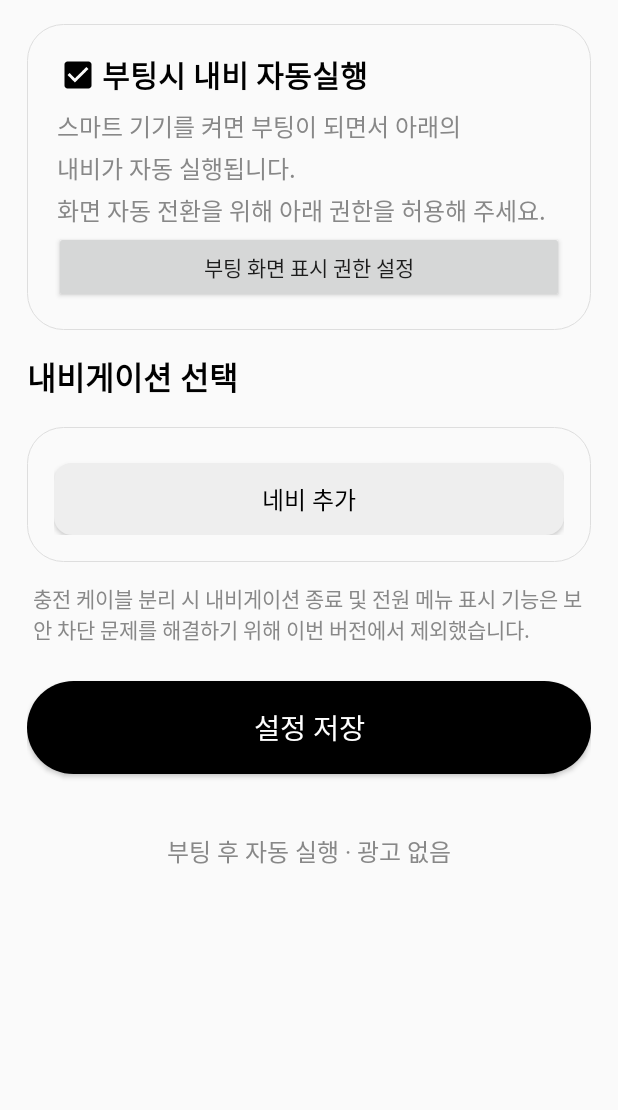
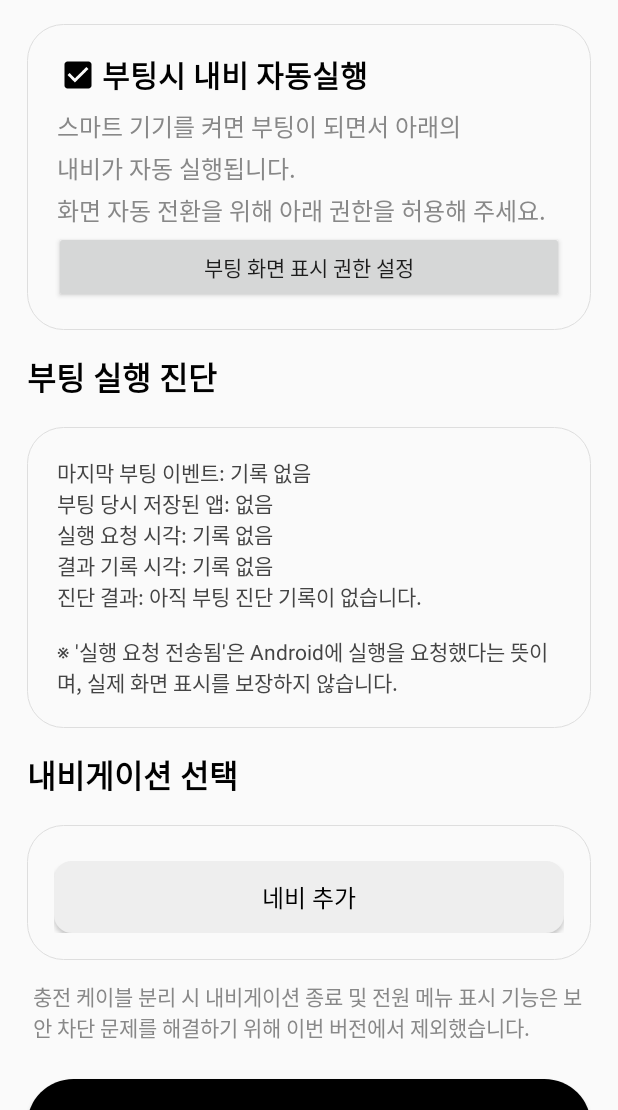
Before and after one commit to ryoobach/Easy_Navi_Starter, an Android app: the screen it shows after launch (MainActivity), on a phone screen of 412 x 824 dp, the part 126-1236 px from its top. Run offline under Robolectric (Android 15) with nearby library versions, the phone set to English and light mode, and no system bars.

Commit message:
Show boot launch diagnostics in app

```diff
--- a/app/src/main/java/com/ryoobach/easynavistarter/MainActivity.kt
+++ b/app/src/main/java/com/ryoobach/easynavistarter/MainActivity.kt
@@ -27,6 +27,7 @@ class MainActivity : Activity() {
     private lateinit var autoLaunch: CheckBox
     private lateinit var overlayPermissionButton: Button
     private lateinit var status: TextView
+    private lateinit var bootDiagnostics: TextView
     private lateinit var navListContainer: LinearLayout
     private var selectedPackage = ""
     private var selectedLabel = ""
@@ -128,6 +129,17 @@ class MainActivity : Activity() {
         bootCard.addView(overlayPermissionButton)
         page.addView(bootCard)
 
+        page.addView(sectionTitle("부팅 실행 진단"))
+        val diagnosticCard = card()
+        bootDiagnostics = TextView(this).apply {
+            textSize = 14f
+            setTextColor(Color.DKGRAY)
+            setPadding(dp(2), dp(2), dp(2), dp(2))
+        }
+        diagnosticCard.addView(bootDiagnostics)
+        page.addView(diagnosticCard)
+        refreshBootDiagnostics()
+
         page.addView(sectionTitle("내비게이션 선택"))
         val navCard = card()
         navListContainer = LinearLayout(this).apply { orientation = LinearLayout.VERTICAL }
@@ -178,6 +190,7 @@ class MainActivity : Activity() {
 
     override fun onResume() {
         super.onResume()
+        if (::bootDiagnostics.isInitialized) refreshBootDiagnostics()
         if (::overlayPermissionButton.isInitialized) {
             overlayPermissionButton.text = if (Settings.canDrawOverlays(this)) {
                 "부팅 화면 표시 권한 허용됨"
@@ -185,6 +198,24 @@ class MainActivity : Activity() {
                 "부팅 화면 표시 권한 설정"
             }
         }
+    }
+
+    private fun refreshBootDiagnostics() {
+        val bootTime = prefs.getLong(KEY_DIAG_BOOT_TIME, 0L)
+        val attemptTime = prefs.getLong(KEY_DIAG_ATTEMPT_TIME, 0L)
+        val resultTime = prefs.getLong(KEY_DIAG_RESULT_TIME, 0L)
+        val bootPackage = prefs.getString(KEY_DIAG_BOOT_PACKAGE, "") ?: ""
+        val result = prefs.getString(KEY_DIAG_RESULT, "아직 부팅 진단 기록이 없습니다.") ?: ""
+        fun displayTime(value: Long): String =
+            if (value <= 0L) "기록 없음"
+            else java.text.SimpleDateFormat("yyyy-MM-dd HH:mm:ss", java.util.Locale.KOREA)
+                .format(java.util.Date(value))
+        bootDiagnostics.text = "마지막 부팅 이벤트: ${displayTime(bootTime)}\n" +
+            "부팅 당시 저장된 앱: ${if (bootPackage.isBlank()) "없음" else bootPackage}\n" +
+            "실행 요청 시각: ${displayTime(attemptTime)}\n" +
+            "결과 기록 시각: ${displayTime(resultTime)}\n" +
+            "진단 결과: $result\n\n" +
+            "※ '실행 요청 전송됨'은 Android에 실행을 요청했다는 뜻이며, 실제 화면 표시를 보장하지 않습니다."
     }
 
     private fun openOverlayPermissionSettings() {
@@ -489,5 +520,10 @@ class MainActivity : Activity() {
         const val KEY_SHUTDOWN = "auto_shutdown_on_unplug"
         const val KEY_RESTORE_LAST_LOCATION = "restore_last_location"
         const val KEY_BOOT = "restore_on_boot"
+        const val KEY_DIAG_BOOT_TIME = "diag_boot_time"
+        const val KEY_DIAG_ATTEMPT_TIME = "diag_attempt_time"
+        const val KEY_DIAG_RESULT_TIME = "diag_result_time"
+        const val KEY_DIAG_BOOT_PACKAGE = "diag_boot_package"
+        const val KEY_DIAG_RESULT = "diag_result"
     }
 }
```
